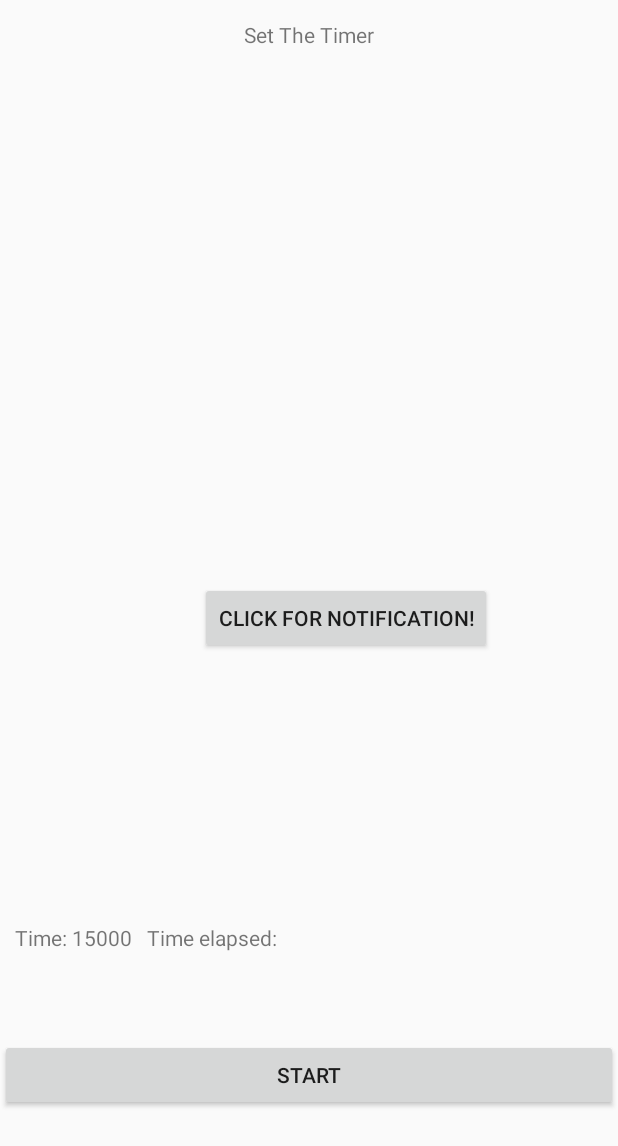
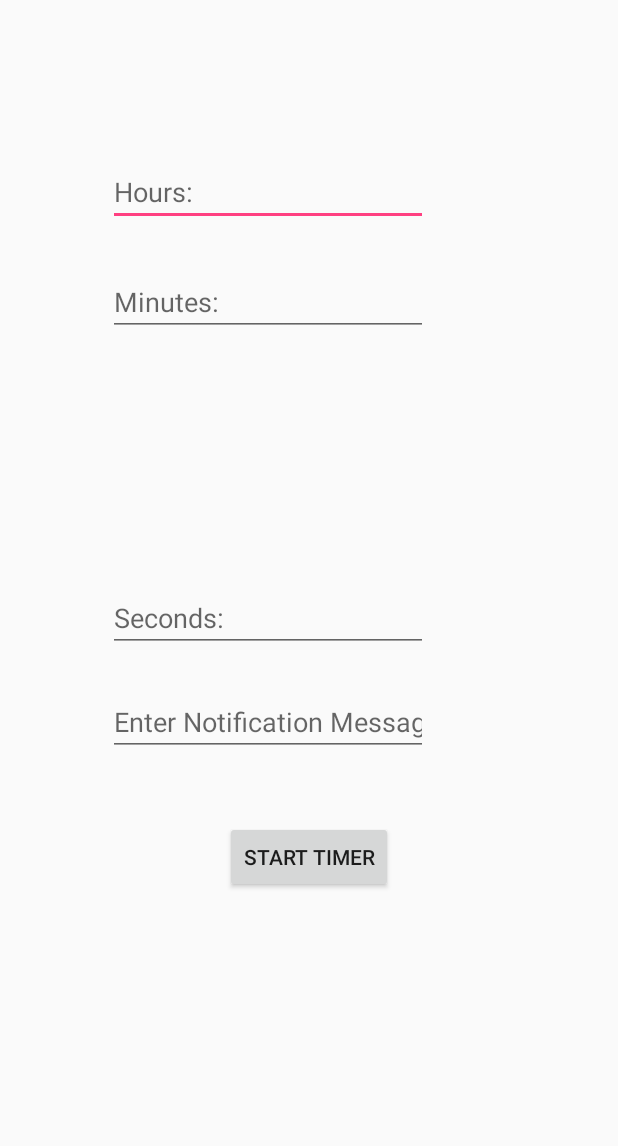
Before and after one commit to andrewjamen/Clock, an Android app: the SetTimer screen opened directly, with no data from a screen before it, on a phone screen of 412 x 824 dp. Shown: the top 1146 px of the screen. Run offline under Robolectric (Android 15) with nearby library versions, the phone set to English and light mode, and no system bars.

Commit message:
setTimer basic structure

```diff
--- a/app/src/main/java/amen/clock/SetTimer.java
+++ b/app/src/main/java/amen/clock/SetTimer.java
@@ -1,129 +1,78 @@
 package amen.clock;
 
-import android.app.AlarmManager;
-import android.app.Notification;
-import android.app.NotificationManager;
-import android.app.PendingIntent;
-import android.content.Context;
+
 import android.content.Intent;
-import android.support.v7.app.AppCompatActivity;
 import android.os.Bundle;
 import android.app.Activity;
-import android.os.Bundle;
-import android.os.CountDownTimer;
-import android.support.v7.app.NotificationCompat;
+import android.util.Log;
 import android.view.View;
-import android.view.View.OnClickListener;
-import android.widget.Button;
+import android.widget.EditText;
 import android.widget.TextView;
 
-import static android.support.v4.app.NotificationCompat.PRIORITY_HIGH;
 
 
-public class SetTimer extends Activity implements OnClickListener {
+public class SetTimer extends Activity {
 
-    private countDown countDownTimer;
-    private long timeElapsed;
-    private boolean timerHasStarted = false;
-    private Button startB;
-    private TextView text;
-    private TextView timeElapsedView;
+    EditText hoursET;
+    EditText minutesET;
+    EditText secondsET;
+    EditText notificationMsgET;
 
-    //Start notification
-    NotificationCompat.Builder notification;
-    private static final int uniqueID = 45612;
-    //End Notification
+    String hours;
+    String minutes;
+    String seconds;
 
-    private final long startTime = 15 * 1000;
-    private final long interval = 1 * 1000;
+    int hoursInt = 0;
+    int minutesInt = 0;
+    int secondsInt = 0;
+    String userMessage = "";
 
+    TextView mTextField;
 
     @Override
     protected void onCreate(Bundle savedInstanceState) {
         super.onCreate(savedInstanceState);
         setContentView(R.layout.activity_set_timer);
 
-        startB = (Button) this.findViewById(R.id.button);
-        startB.setOnClickListener(this);
-        text = (TextView) this.findViewById(R.id.timer);
-        timeElapsedView = (TextView) this.findViewById(R.id.timeElapsed);
-        countDownTimer = new countDown(startTime, interval);
-        text.setText(text.getText() + String.valueOf(startTime));
-
-        //notification
-        notification = new  NotificationCompat.Builder(this);
-        notification.setAutoCancel(true);
-
     }
 
-    @Override
-    public void onClick(View v)
-    {
-        if (!timerHasStarted)
-        {
-            countDownTimer.start();
-            timerHasStarted = true;
-            startB.setText("Start");
-        }
-        else
-        {
-            countDownTimer.cancel();
-            timerHasStarted = false;
-            startB.setText("RESET");
-        }
+    public void btnClicked(View view){
+
+        //creating EditText objects
+        hoursET = (EditText) findViewById(R.id.hours);
+        minutesET = (EditText) findViewById(R.id.minutes);
+        secondsET = (EditText) findViewById(R.id.seconds);
+        notificationMsgET = (EditText) findViewById(R.id.notificationMsg);
+
+        //converting EditText to a string
+        hours = hoursET.getText().toString();
+        minutes = minutesET.getText().toString();
+        seconds = secondsET.getText().toString();
+
+        //Converting Hours, mins and secs to integers.
+        userMessage = notificationMsgET.getText().toString();
+        hoursInt = Integer.parseInt(hours);
+        minutesInt = Integer.parseInt(minutes);
+        secondsInt = Integer.parseInt(seconds);
+
+
+
+        //Testing user input.
+        Log.i("Hours: " + hoursInt, "hours" );
+        Log.i("Minutes: " + minutesInt, "minutes");
+        Log.i("Seconds: " + seconds, "seconds");
+        Log.i("Message: ", userMessage);
+
+
+
+        Intent countDownTimerActivity = new Intent(this, TimerCountDown.class);
+        Bundle extras = new Bundle();
+        extras.putInt("Hour", hoursInt);
+        extras.putInt("Minute", minutesInt);
+        extras.putInt("Seconds", secondsInt);
+        extras.putString("userMsg", userMessage);
+        countDownTimerActivity.putExtras(extras);
+        startActivity(countDownTimerActivity);
     }
 
-
-    // CountDownTimer class
-    public class countDown extends CountDownTimer
-    {
-        public countDown(long startTime, long interval)
-        {
-            super(startTime, interval);
-        }
-        @Override
-        public void onFinish()
-        {
-            text.setText("Time's up!");
-            timeElapsedView.setText("Time Elapsed: " +
-                    String.valueOf(startTime/1000 + " seconds"));
-        }
-        @Override
-        public void onTick(long millisUntilFinished)
-        {
-            text.setText("Time remain:" + millisUntilFinished/1000 + " seconds");
-            timeElapsed = startTime - millisUntilFinished;
-            timeElapsedView.setText("Time Elapsed: " +
-                    String.valueOf(timeElapsed/1000 + " seconds"));
-        }
-    }
-
-
-    /*
-    This Method is the notification.
-     */
-    public void finish(View view){
-        //Build the notification
-        notification.setSmallIcon(R.drawable.clock);
-        notification.setTicker("This is the ticker");
-        notification.setWhen(System.currentTimeMillis());
-        notification.setContentTitle("Timer is up!!!");
-        notification.setContentText("Click here to go to app.");
-        notification.setDefaults(Notification.DEFAULT_ALL);
-        notification.setPriority(PRIORITY_HIGH);
-
-
-        Intent intent2 = new Intent(this, MainActivity.class);
-        PendingIntent pendingIntent = PendingIntent.getActivity(this, 0,intent2,PendingIntent.FLAG_UPDATE_CURRENT);
-        notification.setContentIntent(pendingIntent);
-
-        //Builds notification and issues it to the device
-        NotificationManager nm = (NotificationManager) getSystemService(NOTIFICATION_SERVICE);
-        nm.notify(uniqueID, notification.build());
-
-
-        //alarmManager.set(AlarmManager.ELAPSED_REALTIME_WAKEUP, (long) alarmTime, pendingIntent);
-    }
-
-
 }
--- a/app/src/main/res/layout/activity_set_timer.xml
+++ b/app/src/main/res/layout/activity_set_timer.xml
@@ -5,60 +5,68 @@
     android:layout_width="fill_parent"
     android:layout_height="fill_parent">
 
-    <TableLayout
-        android:padding="10dip"
-        android:layout_gravity="center"
-        android:layout_width="fill_parent"
+
+    <EditText
+        android:layout_width="wrap_content"
         android:layout_height="wrap_content"
-        android:layout_alignParentBottom="true"
+        android:inputType="number"
+        android:ems="10"
+        android:imeOptions="actionNext"
+        android:layout_marginLeft="72dp"
+        android:layout_marginStart="72dp"
+        android:layout_marginTop="105dp"
+        android:id="@+id/hours"
+        android:hint="Hours:"
+        android:layout_alignParentTop="true"
         android:layout_alignParentLeft="true"
-        android:layout_alignParentStart="true"
-        android:layout_marginBottom="179dp">
-        <TableRow>
-            <TextView
-                android:id="@+id/timer"
-                android:text="Time: "
-                android:paddingRight="10dip"
-                android:layout_width="wrap_content"
-                android:layout_height="wrap_content" />
-            <TextView
-                android:id="@+id/timeElapsed"
-                android:text="Time elapsed: "
-                android:paddingRight="10dip"
-                android:layout_width="wrap_content"
-                android:layout_height="wrap_content" />
-        </TableRow>
-    </TableLayout>
+        android:layout_alignParentStart="true" />
+
+    <EditText
+        android:layout_width="wrap_content"
+        android:layout_height="wrap_content"
+        android:inputType="number"
+        android:ems="10"
+        android:imeOptions="actionNext"
+        android:layout_marginTop="28dp"
+        android:id="@+id/minutes"
+        android:hint="Minutes:"
+        android:layout_below="@+id/hours"
+        android:layout_alignLeft="@+id/hours"
+        android:layout_alignStart="@+id/hours" />
+
+    <EditText
+        android:layout_width="wrap_content"
+        android:layout_height="wrap_content"
+        android:inputType="number"
+        android:ems="10"
+        android:imeOptions="actionNext"
+        android:layout_centerVertical="true"
+        android:layout_alignLeft="@+id/minutes"
+        android:layout_alignStart="@+id/minutes"
+        android:id="@+id/seconds"
+        android:hint="Seconds:" />
+
+    <EditText
+        android:layout_width="wrap_content"
+        android:layout_height="wrap_content"
+        android:inputType="textPersonName"
+        android:hint="Enter Notification Message"
+        android:ems="10"
+        android:imeOptions="actionDone"
+        android:layout_marginTop="24dp"
+        android:id="@+id/notificationMsg"
+        android:layout_below="@+id/seconds"
+        android:layout_alignLeft="@+id/seconds"
+        android:layout_alignStart="@+id/seconds"
+        android:textSize="18sp" />
 
     <Button
-        android:id="@+id/button"
-        android:text="Start"
-        android:layout_width="fill_parent"
-        android:layout_height="wrap_content"
-        android:layout_alignParentBottom="true"
-        android:layout_alignParentLeft="true"
-        android:layout_alignParentStart="true"
-        android:layout_marginBottom="83dp" />
-
-    <TextView
-        android:text="Set The Timer"
+        android:text="Start Timer"
         android:layout_width="wrap_content"
         android:layout_height="wrap_content"
-        android:layout_alignParentTop="true"
+        android:layout_below="@+id/notificationMsg"
         android:layout_centerHorizontal="true"
-        android:layout_marginTop="13dp"
-        android:id="@+id/textView" />
-
-    <Button
-        android:text="Click for Notification!"
-        android:layout_width="wrap_content"
-        android:layout_height="wrap_content"
-        android:id="@+id/notificationBtn"
-        android:layout_centerVertical="true"
-        android:layout_alignParentRight="true"
-        android:layout_alignParentEnd="true"
-        android:layout_marginRight="84dp"
-        android:layout_marginEnd="84dp"
-        android:onClick="finish" />
-
+        android:layout_marginTop="43dp"
+        android:id="@+id/button2"
+        android:onClick="btnClicked" />
 </RelativeLayout>
```
Also changed, not shown: app/src/main/AndroidManifest.xml (+5 -3 lines), app/src/main/java/amen/clock/TimerCountDown.java (added, +91 -0 lines), app/src/main/res/layout/activity_timer_count_down.xml (added, +21 -0 lines).
